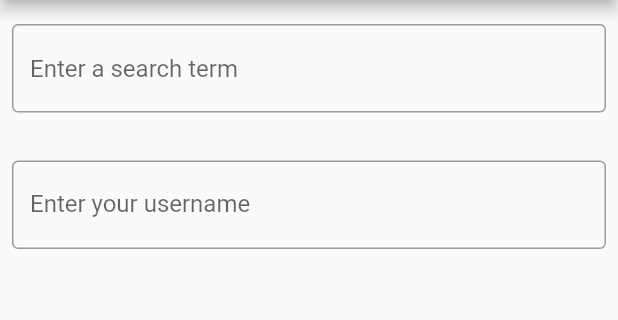
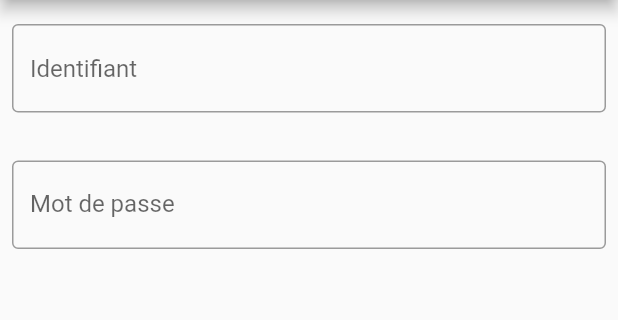
Before and after one commit to OryannMcCloud/Appli_GPS_flutter, a Flutter app: the screen it shows after launch, on a phone screen of 412 x 824 dp, the part 84-404 px from its top. Run offline on Flutter 3.47's test engine with Material 2 defaults, Android fonts, the phone set to English and light mode, and no system bars.

Commit message:
slight changes

```diff
--- a/flutter_application_1/lib/main.dart
+++ b/flutter_application_1/lib/main.dart
@@ -34,8 +34,10 @@ class MyCustomForm extends StatelessWidget {
           padding: EdgeInsets.symmetric(horizontal: 8, vertical: 16),
           child: TextField(
             decoration: InputDecoration(
-              border: OutlineInputBorder(),
-              hintText: 'Enter a search term',
+              border: OutlineInputBorder(
+                borderSide: BorderSide(color: Colors.purple)
+              ),
+              hintText: 'Identifiant',
             ),
           ),
         ),
@@ -43,8 +45,10 @@ class MyCustomForm extends StatelessWidget {
           padding: const EdgeInsets.symmetric(horizontal: 8, vertical: 16),
           child: TextFormField(
             decoration: const InputDecoration(
-              border: OutlineInputBorder(),
-              labelText: 'Enter your username',
+              border: OutlineInputBorder(
+                borderSide: BorderSide(color: Colors.purple)
+              ),
+              labelText: 'Mot de passe',
             ),
           ),
         ),
```
